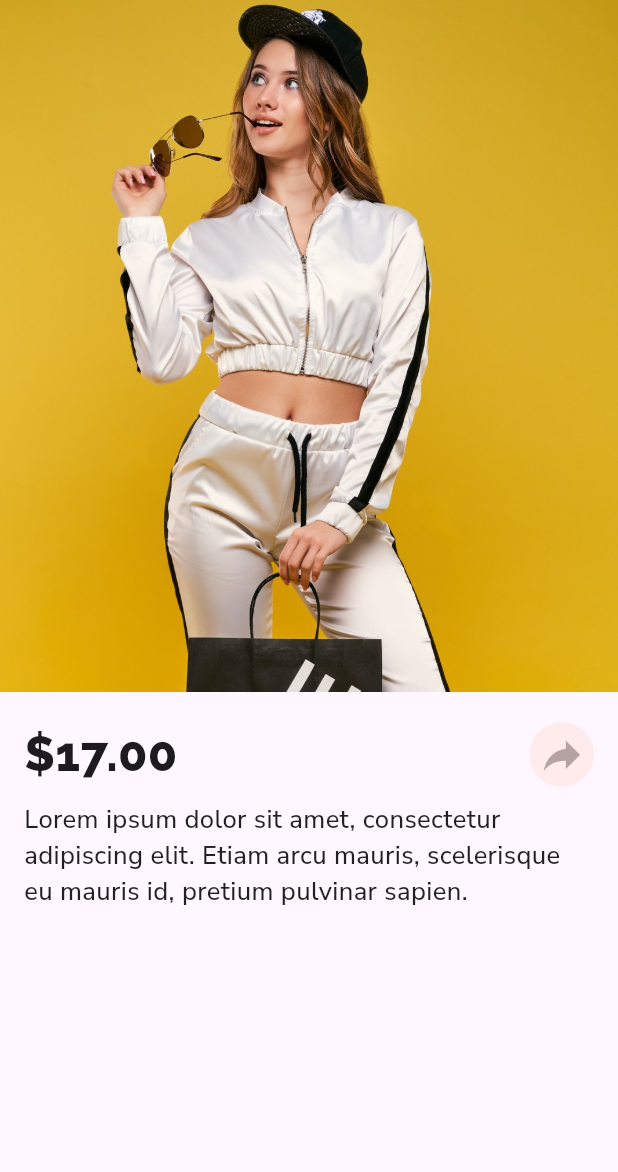
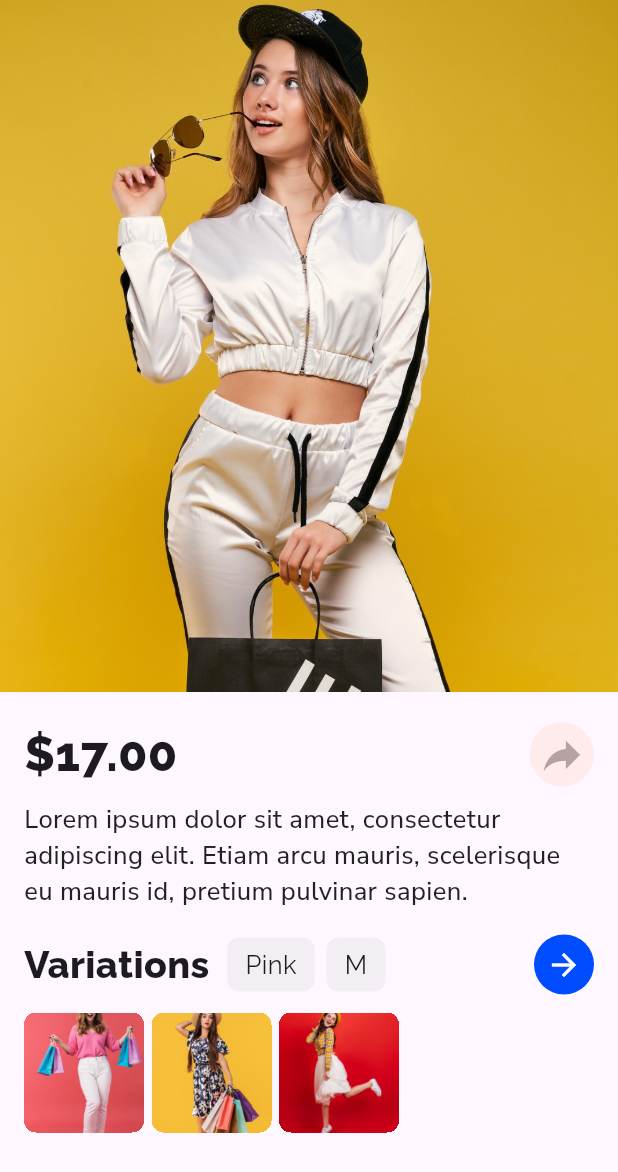
Before and after one commit to maelprz/Prelim-FullProductPage, a Flutter app: the screen it shows after launch, on a phone screen of 412 x 824 dp. Shown: the top 1172 px of the screen. Run offline on Flutter 3.47's test engine with Material 3 defaults, Android fonts, the phone set to English and light mode, and no system bars; our stand-ins replace google_fonts.

Commit message:
Implement Variations layout and rename: main.dart → 1-headerMain.dart variations.dart → 2-variations.dart

```diff
--- a/lib/main.dart
+++ b/lib/1-headerMain.dart
@@ -1,5 +1,6 @@
 import 'package:flutter/material.dart';
 import 'package:google_fonts/google_fonts.dart';
+import '2-variations.dart';
 
 void main() {
   runApp(const MyApp());
@@ -100,6 +101,10 @@ class ProductPage extends StatelessWidget {
                       color: Colors.black87,
                     ),
                   ),
+
+                  const SizedBox(height: 5),
+
+                  const Variations(),
                 ],
               ),
             ),
--- /dev/null
+++ b/lib/2-variations.dart
@@ -0,0 +1,133 @@
+import 'package:flutter/material.dart';
+import 'package:google_fonts/google_fonts.dart';
+
+class Variations extends StatelessWidget {
+  const Variations({super.key});
+
+  @override
+  Widget build(BuildContext context) {
+    return Padding(
+      padding: const EdgeInsets.symmetric(vertical: 12),
+      child: Column(
+        crossAxisAlignment: CrossAxisAlignment.start,
+        children: [
+          // ROW 1
+          Row(
+            children: [
+              Text(
+                "Variations",
+                style: GoogleFonts.raleway(
+                  fontSize: 25,
+                  fontWeight: FontWeight.w800,
+                ),
+              ),
+              const SizedBox(width: 12),
+
+              // Pink Box
+              Container(
+                padding:
+                    const EdgeInsets.symmetric(horizontal: 12, vertical: 6),
+                decoration: BoxDecoration(
+                  color: const Color.fromARGB(101, 224, 224, 224),
+                  borderRadius: BorderRadius.circular(8),
+                ),
+                child: Text(
+                  "Pink",
+                  style: GoogleFonts.raleway(
+                    fontSize: 17,
+                    fontWeight: FontWeight.w400,
+                  ),
+                ),
+              ),
+              const SizedBox(width: 8),
+
+              // M Box
+              Container(
+                padding:
+                    const EdgeInsets.symmetric(horizontal: 12, vertical: 6),
+                decoration: BoxDecoration(
+                  color: const Color.fromARGB(101, 224, 224, 224),
+                  borderRadius: BorderRadius.circular(8),
+                ),
+                child: Text(
+                  "M",
+                  style: GoogleFonts.raleway(
+                    fontSize: 17,
+                    fontWeight: FontWeight.w400,
+                  ),
+                ),
+              ),
+
+              const Spacer(),
+
+              // Arrow Button
+              Container(
+                width: 40,
+                height: 40,
+                decoration: const BoxDecoration(
+                  color: Color(0xFF004CFF),
+                  shape: BoxShape.circle,
+                ),
+                child: const Icon(
+                  Icons.arrow_forward,
+                  color: Colors.white,
+                ),
+              ),
+            ],
+          ),
+
+          const SizedBox(height: 12),
+
+          // ROW 2 - 3 images side by side
+          Row(
+            children: [
+              // Image 1
+              Container(
+                width: 80,
+                height: 80,
+                clipBehavior: Clip.hardEdge,
+                decoration: BoxDecoration(
+                  borderRadius: BorderRadius.circular(8),
+                ),
+                child: Image.asset(
+                  'assets/variationImage1.png',
+                  fit: BoxFit.cover,
+                ),
+              ),
+              const SizedBox(width: 5),
+
+              // Image 2
+              Container(
+                width: 80,
+                height: 80,
+                clipBehavior: Clip.hardEdge,
+                decoration: BoxDecoration(
+                  borderRadius: BorderRadius.circular(8),
+                ),
+                child: Image.asset(
+                  'assets/variationImage2.png',
+                  fit: BoxFit.cover,
+                ),
+              ),
+              const SizedBox(width: 5),
+
+              // Image 3
+              Container(
+                width: 80,
+                height: 80,
+                clipBehavior: Clip.hardEdge,
+                decoration: BoxDecoration(
+                  borderRadius: BorderRadius.circular(8),
+                ),
+                child: Image.asset(
+                  'assets/variationImage3.png',
+                  fit: BoxFit.cover,
+                ),
+              ),
+            ],
+          ),
+        ],
+      ),
+    );
+  }
+}
--- a/pubspec.yaml
+++ b/pubspec.yaml
@@ -22,3 +22,6 @@ flutter:
   uses-material-design: true
   assets:
     - assets/headerImage.png
+    - assets/variationImage1.png
+    - assets/variationImage2.png
+    - assets/variationImage3.png
```
Also changed, not shown: assets/variationImage1.png (added), assets/variationImage2.png (added), assets/variationImage3.png (added), 2 other files.
